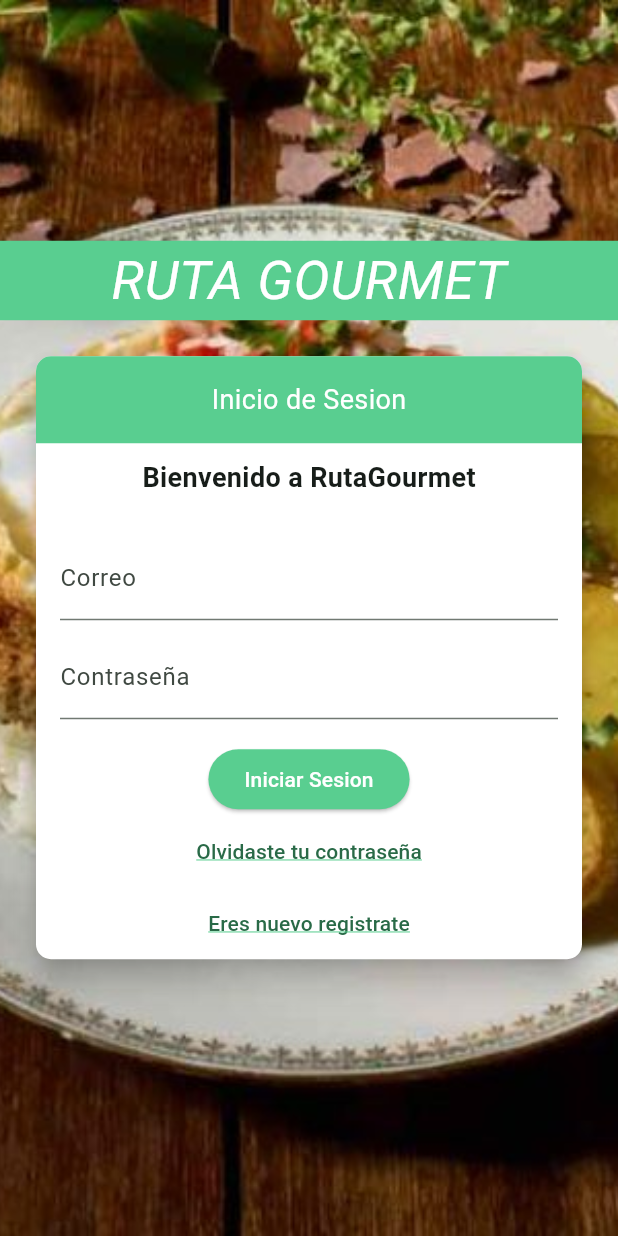
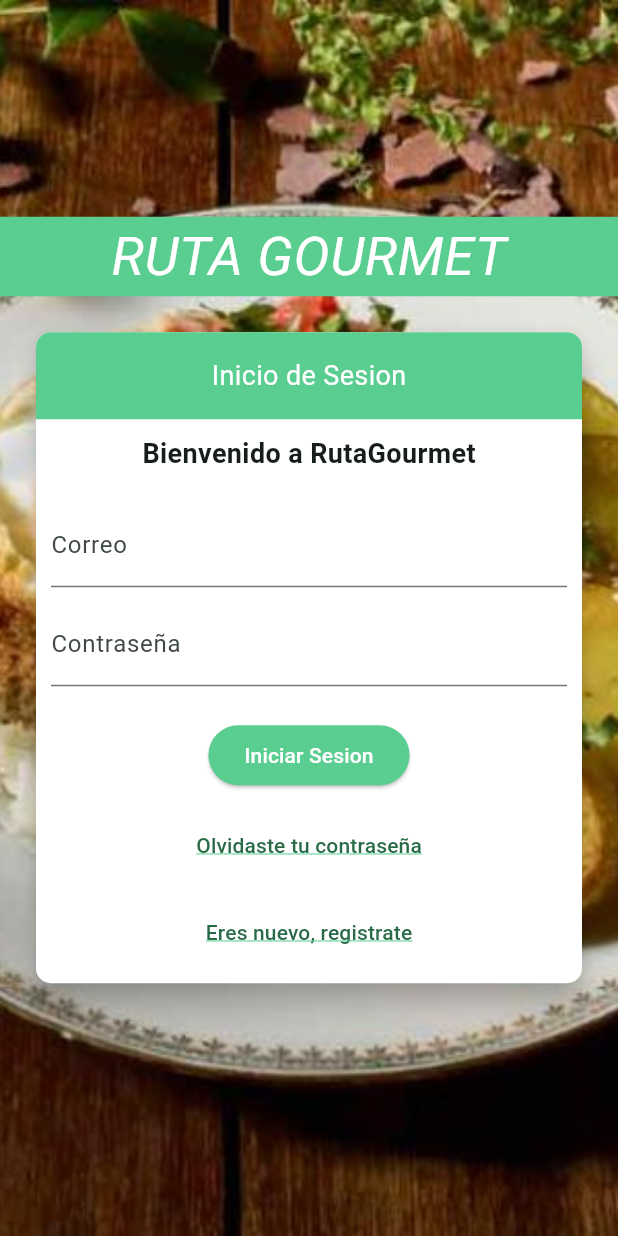
Before and after one commit to E-Doggo/movil_fixed, a Flutter app: the screen it shows after launch, after a tap on "Iniciar Sesion", on a phone screen of 412 x 824 dp. Run offline on Flutter 3.47's test engine with Material 3 defaults, Android fonts, the phone set to English and light mode, and no system bars; our stand-ins replace cloud_firestore, firebase_auth, firebase_core, flutter_bloc, flutter_dotenv, go_router; accounts and stored records are empty.

Commit message:
corrected ui Login and Register

```diff
--- a/lib/login/ui/login_builder.dart
+++ b/lib/login/ui/login_builder.dart
@@ -58,7 +58,7 @@ Widget LoginOnWait(emailController, passwordController) {
               ),
               const SizedBox(height: 10),
               Padding(
-                padding: const EdgeInsets.all(16.0),
+                padding: const EdgeInsets.all(10.0),
                 child: Column(
                   crossAxisAlignment: CrossAxisAlignment.stretch,
                   children: [
@@ -79,7 +79,9 @@ Widget LoginOnWait(emailController, passwordController) {
                   ],
                 ),
               ),
-              ElevatedButton(
+              Padding(
+                padding: const EdgeInsets.all(12.0),
+                child: ElevatedButton(
                   onPressed: () {
                     String username = emailController.text.toString();
                     String password = passwordController.text.toString();
@@ -96,6 +98,7 @@ Widget LoginOnWait(emailController, passwordController) {
                   child:
                       const Text('Iniciar Sesion', style: TextStyle(color: Colors.white)),
                 ),
+              ),
               TextButton(
                 onPressed: () {},
                 child: const Text(
@@ -106,15 +109,18 @@ Widget LoginOnWait(emailController, passwordController) {
                   ),
                 ),
               ),
-              TextButton(
+              Padding(
+                padding: const EdgeInsets.all(10.0),
+                child: TextButton(
                   onPressed: () {
                     context.go("/register");
                   },
                   child: const Text(
-                  'Eres nuevo registrate',
+                    'Eres nuevo, registrate',
                     style: TextStyle(
                       decoration: TextDecoration.underline,
                       decorationColor: Color.fromRGBO(89, 206, 143, 1),
+                    ),
                   ),
                 ),
               ),
```
Also changed, not shown: lib/register/ui/bloc_builder.dart (+5 -2 lines). Lines whose indentation alone changed are shown as unchanged.
